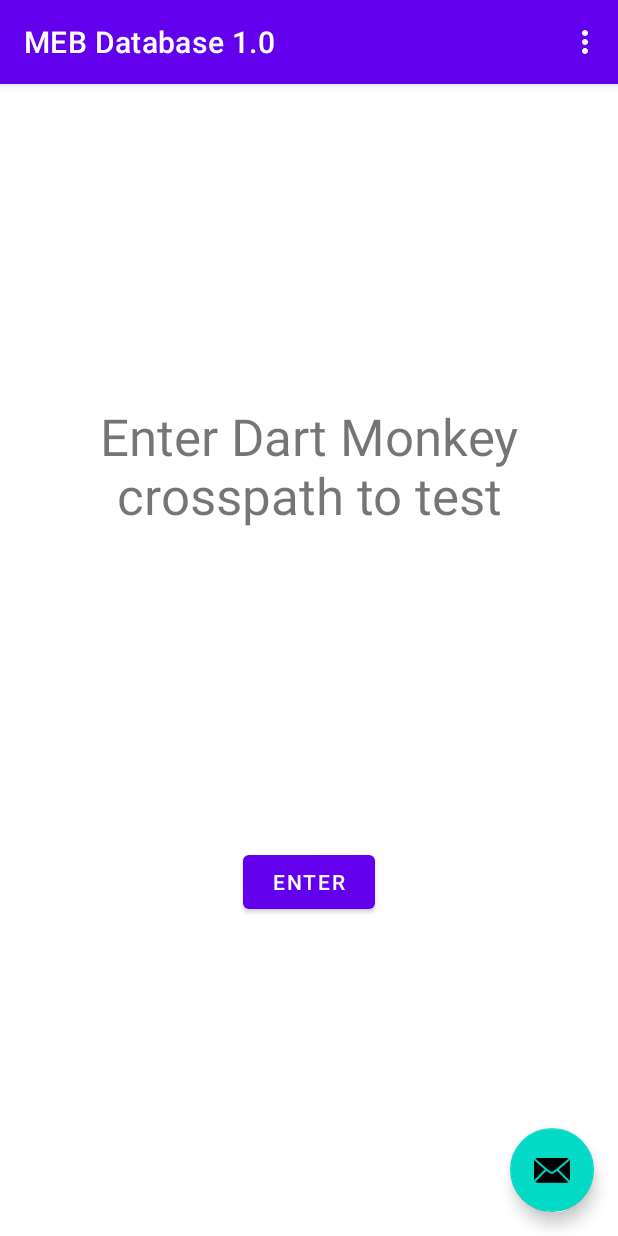
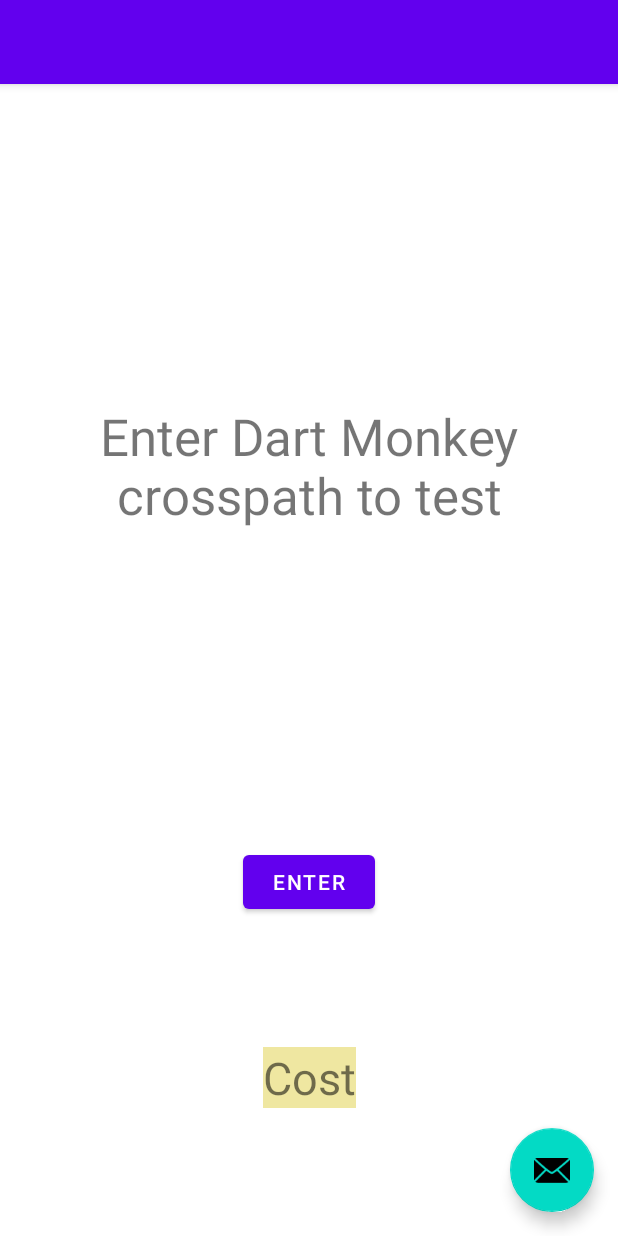
Before and after one commit to arra1187/MEBDatabase1.0, an Android app: the screen it shows after launch (MainActivity), after a tap on "ENTER", on a phone screen of 412 x 824 dp. Run offline under Robolectric (Android 15) with nearby library versions, the phone set to English and light mode, and no system bars; our stand-ins replace Room's generated code, navigation-ui.

Commit message:
Databases suck

```diff
--- a/app/src/main/java/com/example/mebdatabase10/FirstFragment.java
+++ b/app/src/main/java/com/example/mebdatabase10/FirstFragment.java
@@ -1,16 +1,20 @@
 package com.example.mebdatabase10;
 
+import android.app.Application;
 import android.os.Bundle;
 import android.view.LayoutInflater;
 import android.view.View;
 import android.view.ViewGroup;
 import android.widget.Button;
 import android.widget.Spinner;
+import android.widget.TextView;
 import android.widget.Toast;
 
 import androidx.annotation.NonNull;
 import androidx.fragment.app.Fragment;
 import androidx.lifecycle.LiveData;
+import androidx.lifecycle.ViewModel;
+import androidx.lifecycle.ViewModelProvider;
 import androidx.navigation.fragment.NavHostFragment;
 
 
@@ -23,7 +27,34 @@ public class FirstFragment extends Fragment {
 
     private FragmentFirstBinding binding;
 
+    //private UpgradeRepository repository;
+
+    //private final List<Upgrade> mAllUpgrades;
+
     Spinner topTextView, midTextView, bottomTextView;
+
+    TextView costView;
+
+    public void onStart()
+    {
+        super.onStart();
+        ViewModel upgradeViewModel = new ViewModelProvider(getActivity()).get(UpgradeViewModel.class);
+    }
+
+    /*@Override
+    public FirstFragment (Application application)
+    {
+        repository = new UpgradeRepository(application);
+        mAllUpgrades = repository.getAllUpgrades();
+    }*/
+
+    /*@Override
+    protected void onCreate(Bundle savedInstanceState)
+    {
+        super.onCreate(savedInstanceState);
+        //setContentView(R.layout.fragment_first);
+        mViewModel = ViewModelProviders.of(this).get(UpgradeViewModel.class);
+    }*/
 
     @Override
     public View onCreateView(
@@ -41,11 +72,22 @@ public class FirstFragment extends Fragment {
         //midTextView = fragmentFirstLayout.findViewById(R.id.middle_path);
         //bottomTextView = fragmentFirstLayout.findViewById(R.id.bottom_path);
 
+        costView = fragmentFirstLayout.findViewById(R.id.costView);
+
+        /*repository = new UpgradeRepository(getActivity().getApplication());
+
+        UpgradeRoomDatabase.databaseWriteExecutor.execute(() ->
+        {
+            mAllUpgrades = repository.getAllUpgrades();
+        });*/
+
         return fragmentFirstLayout;
     }
 
     public void onViewCreated(@NonNull View view, Bundle savedInstanceState) {
         super.onViewCreated(view, savedInstanceState);
+
+        ViewModel upgradeViewModel = new ViewModelProvider(getActivity()).get(UpgradeViewModel.class);
 
         /*binding.buttonFirst.setOnClickListener(new View.OnClickListener() {
             @Override
@@ -68,14 +110,32 @@ public class FirstFragment extends Fragment {
         enterButton.setOnClickListener(new View.OnClickListener()
         {
             @Override
-            public void onClick(View view) {
+            public void onClick(View view, ViewModel upgradeViewModel) {
                 giveCost(view);
             }
         });
     }
 
-    public void giveCost(View view)
+    public void giveCost(View view, ViewModel upgradeViewModel)
     {
+        Upgrade upgrade = upgradeViewModel.getUpgrades().get(0);
+
+        int cost = upgrade.getUpgradeCost();
+
+        String finalCost = "$" + cost + " ";
+
+        costView.setText(finalCost);
+    }
+    //UpgradeRepository repository = new UpgradeRepository(getActivity().getApplication());
+
+    //Upgrade upgrade = repository.getUpgrade(0);
+
+    //int cost = upgrade.getUpgradeCost();
+
+    //String finalCost = "$" + cost + " ";
+
+    //costView.setText(finalCost);
+
         /*UpgradeRepository repository = new UpgradeRepository(getActivity().getApplication());;
         int cost = 0;
 
@@ -130,8 +190,8 @@ public class FirstFragment extends Fragment {
 
         showResult.show();*/
 
-        UpgradeRoomDatabase.databaseWriteExecutor.execute(this::run);
-    }
+    //    UpgradeRoomDatabase.databaseWriteExecutor.execute(this::run);
+    //}
 
     @Override
     public void onDestroyView() {
@@ -139,17 +199,19 @@ public class FirstFragment extends Fragment {
         binding = null;
     }
 
-    private void run() {
+    /*private void run() {
 
         UpgradeRepository repository = new UpgradeRepository(getActivity().getApplication());
 
-        Upgrade upgrade = repository.getUpgrade(6);
+        Upgrade upgrade = repository.getUpgrade(0);
 
         int cost = upgrade.getUpgradeCost();
 
-        String finalCost = cost + " ";
+        String finalCost = "$" + cost + " ";
 
-        Toast showResult = Toast.makeText(getActivity(), "The final cost is: $" + cost, Toast.LENGTH_LONG);
-        showResult.show();
-    }
+        costView.setText(finalCost);
+
+        //Toast showResult = Toast.makeText(getActivity(), finalCost, Toast.LENGTH_LONG);
+        //showResult.show();
+    }*/
 }
--- a/app/src/main/java/com/example/mebdatabase10/MainActivity.java
+++ b/app/src/main/java/com/example/mebdatabase10/MainActivity.java
@@ -11,6 +11,8 @@ import androidx.appcompat.app.AppCompatActivity;
 import android.os.PersistableBundle;
 import android.view.View;
 
+import androidx.lifecycle.ViewModel;
+import androidx.lifecycle.ViewModelProvider;
 import androidx.navigation.NavController;
 import androidx.navigation.Navigation;
 import androidx.navigation.ui.AppBarConfiguration;
@@ -24,19 +26,31 @@ import android.widget.Button;
 import android.widget.Spinner;
 import android.widget.Toast;
 
+import java.util.List;
+import java.util.Observer;
+
 public class MainActivity extends AppCompatActivity {
 
     private AppBarConfiguration appBarConfiguration;
     private ActivityMainBinding binding;
 
+    //public ViewModel mUpgradeViewModel;
+
     @Override
     protected void onCreate(Bundle savedInstanceState) {
         super.onCreate(savedInstanceState);
 
-        binding = ActivityMainBinding.inflate(getLayoutInflater());
-        setContentView(binding.getRoot());
+        setContentView(R.layout.activity_main);
 
-        setSupportActionBar(binding.toolbar);
+       // final ViewModel mUpgradeViewModel = new ViewModelProvider(this).get(UpgradeViewModel.class);
+       // mUpgradeViewModel.getUpgrades().observer(this, new Observer() {
+
+       // })
+
+        //binding = ActivityMainBinding.inflate(getLayoutInflater());
+        //setContentView(binding.getRoot());
+
+        //setSupportActionBar(binding.toolbar);
 
         /*NavController navController = Navigation.findNavController(this, R.id.nav_host_fragment_content_main);
         appBarConfiguration = new AppBarConfiguration.Builder(navController.getGraph()).build();
@@ -79,6 +93,16 @@ public class MainActivity extends AppCompatActivity {
             @Override
             public void onClick(View view) {
                 //
+            }
+        });*/
+
+        /*Button enterButton = findViewById(R.id.enter_button);
+        enterButton.setOnClickListener(new View.OnClickListener()
+        {
+            @Override
+            public void onClick(View view)
+            {
+                List<Upgrade> allUpgrades = mUpgradeViewModel.getUpgrades();
             }
         });*/
     }
--- a/app/src/main/java/com/example/mebdatabase10/Upgrade.java
+++ b/app/src/main/java/com/example/mebdatabase10/Upgrade.java
@@ -3,16 +3,16 @@ package com.example.mebdatabase10;
 import androidx.annotation.NonNull;
 import androidx.room.ColumnInfo;
 import androidx.room.Entity;
+import androidx.room.Fts4;
 import androidx.room.PrimaryKey;
 
 @Entity(tableName = "upgrade_table")
 public class Upgrade {
     @PrimaryKey
-    @NonNull
-    @ColumnInfo(name = "tower")
+    @ColumnInfo(name = "upgrade")
+    public int mUpgradeID; // <int><int> - <1-3><1-5> or 0 or 6
+
     public int mTowerID; // <int><int> - <1-4><1-7>
-
-    public int mUpgradeID; // <int><int> - <1-3><1-5> or 0 or 6
     public String mTitle;
     public int mCost;
 
@@ -22,10 +22,10 @@ public class Upgrade {
         return this.mCost;
     }
 
-    public Upgrade(@NonNull int towerID, int upgradeID, String title, int cost)
+    public Upgrade(@NonNull int upgradeID, int towerID, String title, int cost)
     {
+        this.mUpgradeID = upgradeID;
         this.mTowerID = towerID;
-        this.mUpgradeID = upgradeID;
         this.mTitle = title;
         this.mCost = cost;
     };
--- a/app/src/main/java/com/example/mebdatabase10/UpgradeDao.java
+++ b/app/src/main/java/com/example/mebdatabase10/UpgradeDao.java
@@ -5,6 +5,7 @@ import androidx.room.Dao;
 import androidx.room.Insert;
 import androidx.room.OnConflictStrategy;
 import androidx.room.Query;
+
 import java.util.List;
 
 @Dao
@@ -15,6 +16,9 @@ public interface UpgradeDao {
     @Query("DELETE FROM upgrade_table")
     void deleteAll();
 
-    @Query("SELECT * FROM upgrade_table WHERE mUpgradeID = :upgradeID")
-    Upgrade getUpgrade(int upgradeID);
+    //@Query("SELECT * FROM upgrade_table WHERE rowid = :upgradeID")
+    //Upgrade getUpgrade(int upgradeID);
+
+    @Query("SELECT * FROM upgrade_table ORDER BY rowid ASC")
+    LiveData<List<Upgrade>> getUpgrades();
 }
--- a/app/src/main/java/com/example/mebdatabase10/UpgradeRepository.java
+++ b/app/src/main/java/com/example/mebdatabase10/UpgradeRepository.java
@@ -9,11 +9,12 @@ import java.util.concurrent.Callable;
 
 public class UpgradeRepository {
     private UpgradeDao mUpgradeDao;
-    //private LiveData<List<Upgrade>> mAllUpgrades;
+    private LiveData<List<Upgrade>> mAllUpgrades;
 
     UpgradeRepository(Application application) {
         UpgradeRoomDatabase db = UpgradeRoomDatabase.getDatabase(application);
         mUpgradeDao = db.upgradeDao();
+        mAllUpgrades = mUpgradeDao.getUpgrades();
     }
 
     void insert(Upgrade upgrade) {
@@ -23,10 +24,15 @@ public class UpgradeRepository {
         });
     }
 
-    Upgrade getUpgrade(int upgradeID) {
+    /*Upgrade getUpgrade(int upgradeID) {
         //UpgradeRoomDatabase.databaseWriteExecutor.execute(() ->
         //{
             return mUpgradeDao.getUpgrade(upgradeID);
         //});
+    }*/
+
+    LiveData<List<Upgrade>> getAllUpgrades()
+    {
+        return mAllUpgrades;
     }
 }
--- a/app/src/main/java/com/example/mebdatabase10/UpgradeRoomDatabase.java
+++ b/app/src/main/java/com/example/mebdatabase10/UpgradeRoomDatabase.java
@@ -3,16 +3,16 @@ package com.example.mebdatabase10;
 import android.content.Context;
 
 import androidx.annotation.NonNull;
+import androidx.room.AutoMigration;
 import androidx.room.Database;
 import androidx.room.Room;
 import androidx.room.RoomDatabase;
 import androidx.sqlite.db.SupportSQLiteDatabase;
 
-import java.util.concurrent.Callable;
 import java.util.concurrent.ExecutorService;
 import java.util.concurrent.Executors;
 
-@Database(entities = {Upgrade.class}, version = 1, exportSchema = false)
+@Database(entities = {Upgrade.class}, version = 2, exportSchema = false)
 public abstract class UpgradeRoomDatabase extends RoomDatabase
 {
 
@@ -25,20 +25,23 @@ public abstract class UpgradeRoomDatabase extends RoomDatabase
 
     static UpgradeRoomDatabase getDatabase(final Context context)
     {
-        synchronized (UpgradeRoomDatabase.class)
+        if(INSTANCE == null)
         {
-            if (INSTANCE == null)
+            synchronized (UpgradeRoomDatabase.class)
             {
-                INSTANCE = Room.databaseBuilder(context.getApplicationContext(), UpgradeRoomDatabase.class, "upgrade_database")
-                        .addCallback(sRoomDatabaseCallback)
-                        .build();
+                if (INSTANCE == null) {
+                    INSTANCE = Room.databaseBuilder(context.getApplicationContext(), UpgradeRoomDatabase.class, "upgrade_database")
+                            .fallbackToDestructiveMigration()
+                            .addCallback(sRoomDatabaseCallback)
+                            .build();
+                }
             }
         }
 
         return INSTANCE;
     }
 
-    private static final RoomDatabase.Callback sRoomDatabaseCallback = new RoomDatabase.Callback()
+    private static RoomDatabase.Callback sRoomDatabaseCallback = new RoomDatabase.Callback()
     {
         @Override
         public void onCreate(@NonNull SupportSQLiteDatabase db)
@@ -98,7 +101,7 @@ public abstract class UpgradeRoomDatabase extends RoomDatabase
                 upgrade = new Upgrade(11, 35, "Crossbow Master", 23500);
                 dao.insert(upgrade);
 
-                upgrade = new Upgrade(11, 6, "Apex Plasma Master", 350000);
+                upgrade = new Upgrade(11, 60, "Apex Plasma Master", 350000);
                 dao.insert(upgrade);
             });
         }
--- /dev/null
+++ b/app/src/main/java/com/example/mebdatabase10/UpgradeViewModel.java
@@ -0,0 +1,26 @@
+package com.example.mebdatabase10;
+
+import android.app.Application;
+
+import androidx.lifecycle.AndroidViewModel;
+import androidx.lifecycle.LiveData;
+
+import java.util.List;
+
+public class UpgradeViewModel extends AndroidViewModel {
+    private UpgradeRepository mRepository;
+
+    private final LiveData<List<Upgrade>> mAllUpgrades;
+
+    public UpgradeViewModel(Application application)
+    {
+        super(application);
+        mRepository = new UpgradeRepository(application);
+        mAllUpgrades = mRepository.getAllUpgrades();
+    }
+
+    LiveData<List<Upgrade>> getUpgrades()
+    {
+        return mAllUpgrades;
+    }
+}
--- a/app/src/main/res/layout/fragment_first.xml
+++ b/app/src/main/res/layout/fragment_first.xml
@@ -4,6 +4,7 @@
     xmlns:tools="http://schemas.android.com/tools"
     android:layout_width="match_parent"
     android:layout_height="match_parent"
+    android:background="#FFFFFF"
     tools:context=".FirstFragment">
 
     <TextView
@@ -27,6 +28,18 @@
         app:layout_constraintEnd_toEndOf="parent"
         app:layout_constraintStart_toStartOf="parent"
         app:layout_constraintTop_toBottomOf="@id/prompt" />
+
+    <TextView
+        android:id="@+id/costView"
+        android:layout_width="wrap_content"
+        android:layout_height="wrap_content"
+        android:background="#EFE7A1"
+        android:text="@string/Cost"
+        android:textSize="30sp"
+        app:layout_constraintBottom_toBottomOf="parent"
+        app:layout_constraintEnd_toEndOf="parent"
+        app:layout_constraintStart_toStartOf="parent"
+        app:layout_constraintTop_toBottomOf="@+id/enter_button" />
 
 
     !Spinner
--- a/app/src/main/res/values/strings.xml
+++ b/app/src/main/res/values/strings.xml
@@ -27,4 +27,6 @@
     <string name="bottom">Bottom Path</string>
 
     <string name="thing">Hello there</string>
+
+    <string name="Cost">Cost</string>
 </resources>
```
Lines whose indentation alone changed are shown as unchanged.
